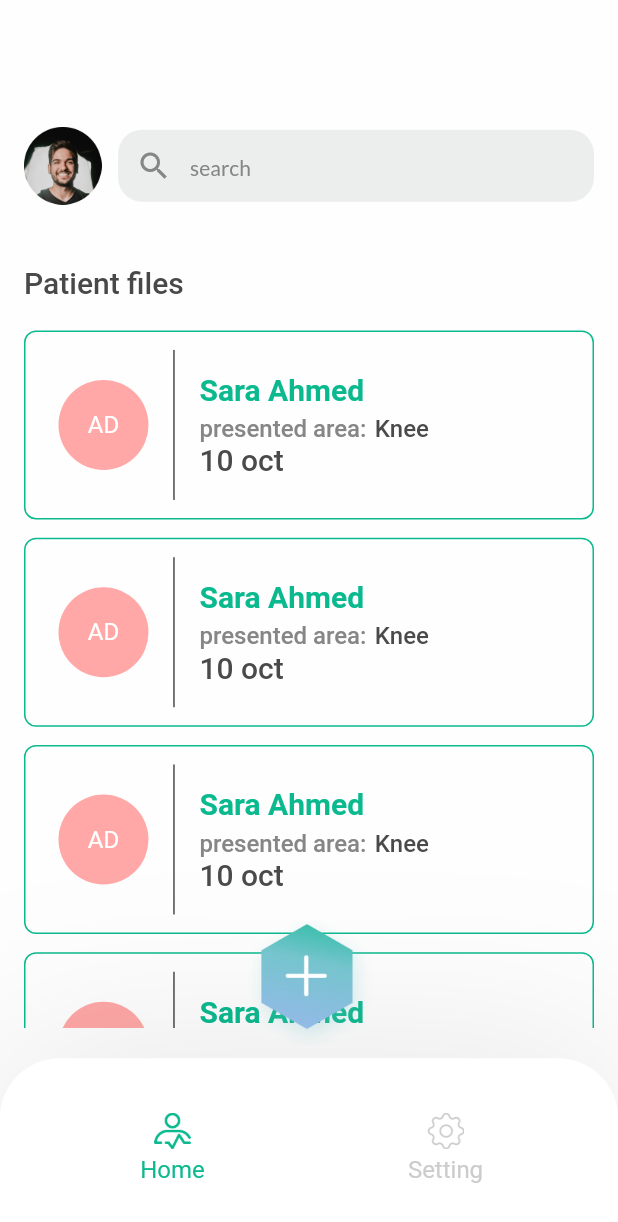
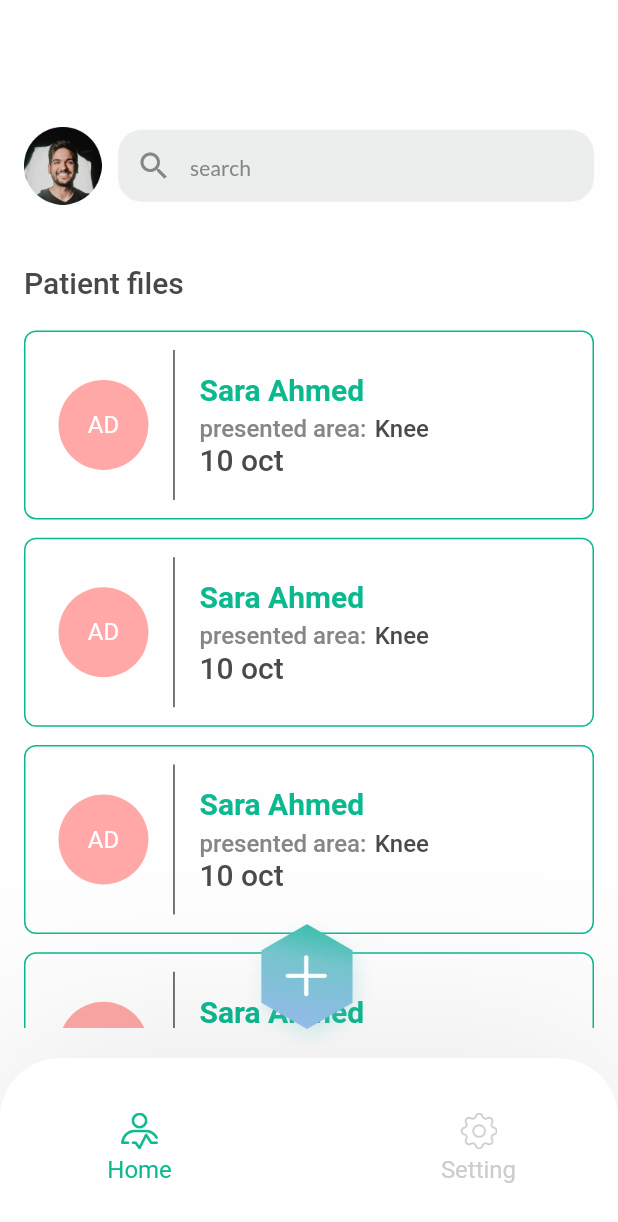
Before and after one commit to IbrahimKhattab172000/al3yadah_app, a Flutter app: the NavBarView screen opened directly, on a phone screen of 412 x 824 dp. Shown: the top 1222 px of the screen. Run offline on Flutter 3.47's test engine with Material 3 defaults, Android fonts, the phone set to English and light mode, and no system bars; our stand-ins replace cached_network_image, country_code_picker, dio, easy_localization, firebase_messaging, flutter_bloc and 8 more; missing offline and left inert: flutter_ringtone_player; accounts and stored records are empty; Roboto replaces fonts that are missing (lotta).

Commit message:
adjusted navbar

```diff
--- a/lib/view/nav_bar/units/add.dart
+++ b/lib/view/nav_bar/units/add.dart
@@ -9,8 +9,8 @@ class _Add extends StatelessWidget {
       mainAxisAlignment: MainAxisAlignment.end,
       children: [
         InkWell(
-          // onTap: () => RouteUtils.navigateTo(OrdersView()),
-          child: Container(
+          onTap: () => RouteUtils.navigateTo(NewPatientView()),
+          child: SizedBox(
             height: 82.height,
             width: 82.width,
             child: Image.asset(
--- a/lib/view/nav_bar/units/body.dart
+++ b/lib/view/nav_bar/units/body.dart
@@ -1,3 +1,5 @@
+// ignore_for_file: prefer_const_constructors
+
 part of '../view.dart';
 
 class _Body extends StatelessWidget {
@@ -8,9 +10,7 @@ class _Body extends StatelessWidget {
     final cubit = NavBarCubit.of(context);
     return [
       HomeView(),
-      HomeView(),
-
-      // SettingView(),
+      SettingView(),
     ][cubit.currentViewIndex];
   }
 }
--- a/lib/view/nav_bar/units/nav_bar.dart
+++ b/lib/view/nav_bar/units/nav_bar.dart
@@ -39,6 +39,7 @@ class _NavBar extends StatelessWidget {
                   ? AppColors.primary
                   : AppColors.lightGray,
             ),
+            SizedBox(width: 80.width),
             _navBarItem(
               icon: 'settings',
               title: 'Setting',
```
Also changed, not shown: assets/images/png/al3yadah.png (added).
